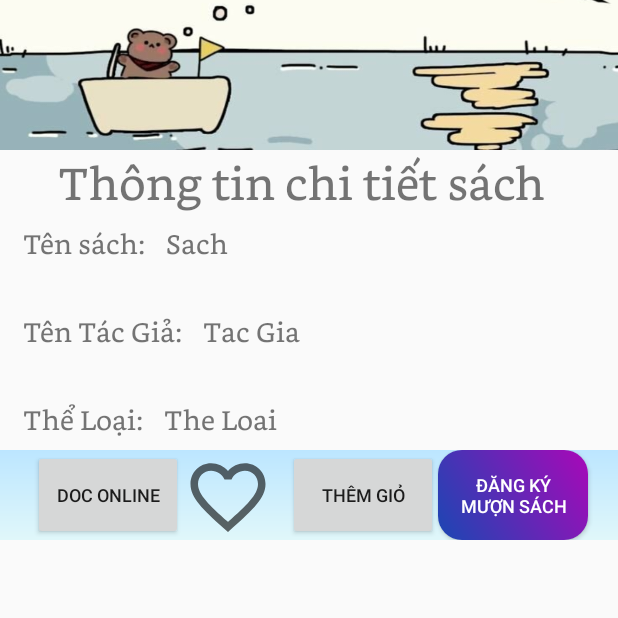
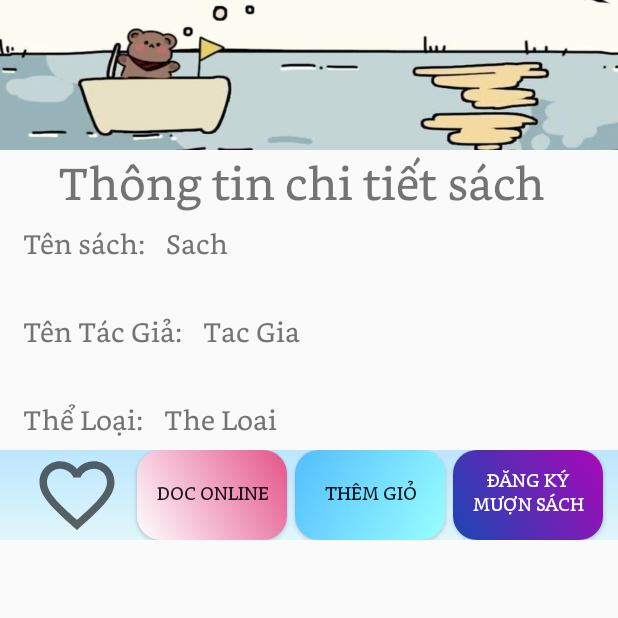
Before and after one commit to tangtuan16/Library, an Android app: the BookDetailActivity screen opened directly, with no data from a screen before it, on a phone screen of 412 x 824 dp, the top half of it. Run offline under Robolectric (Android 15) with nearby library versions, the phone set to English and light mode, and no system bars.

Commit message:
commit lai

```diff
--- /dev/null
+++ b/app/src/main/res/drawable/btn_custom2.xml
@@ -0,0 +1,8 @@
+<?xml version="1.0" encoding="utf-8"?>
+<shape xmlns:android="http://schemas.android.com/apk/res/android">
+    <gradient
+        android:angle="45"
+        android:endColor="#E45389"
+        android:startColor="#FFFFFF" />
+    <corners android:radius="16dp" />
+</shape>
--- a/app/src/main/res/layout/activity_book_detail.xml
+++ b/app/src/main/res/layout/activity_book_detail.xml
@@ -123,13 +123,6 @@
         android:background="@drawable/bg_gradient"
         android:gravity="right">
 
-        <Button
-            android:id="@+id/readbook"
-            android:layout_width="100dp"
-            android:layout_height="60dp"
-            android:text="Doc Online"
-            android:textSize="12sp" />
-
         <CheckBox
             android:id="@+id/checkBox"
             android:layout_width="60dp"
@@ -141,10 +134,23 @@
             android:textSize="10sp" />
 
         <Button
+            android:id="@+id/readbook"
+            android:layout_width="100dp"
+            android:layout_height="60dp"
+            android:fontFamily="@font/bookerly"
+            android:layout_marginEnd="5dp"
+            android:background="@drawable/btn_custom2"
+            android:text="Doc Online"
+            android:textSize="12sp" />
+
+        <Button
             android:id="@+id/btnAddToCart"
             android:layout_width="100dp"
             android:layout_height="60dp"
+            android:layout_marginEnd="5dp"
+            android:fontFamily="@font/bookerly"
             android:text="Thêm giỏ"
+            android:background="@drawable/btn_custom"
 
             android:textSize="12sp" />
 
@@ -152,7 +158,8 @@
             android:id="@+id/btnBorrow"
             android:layout_width="100dp"
             android:layout_height="match_parent"
-            android:layout_marginEnd="20dp"
+            android:layout_marginEnd="10dp"
+            android:fontFamily="@font/bookerly"
             android:background="@drawable/btn_custom1"
             android:breakStrategy="balanced"
             android:text="Đăng Ký Mượn Sách"
```
